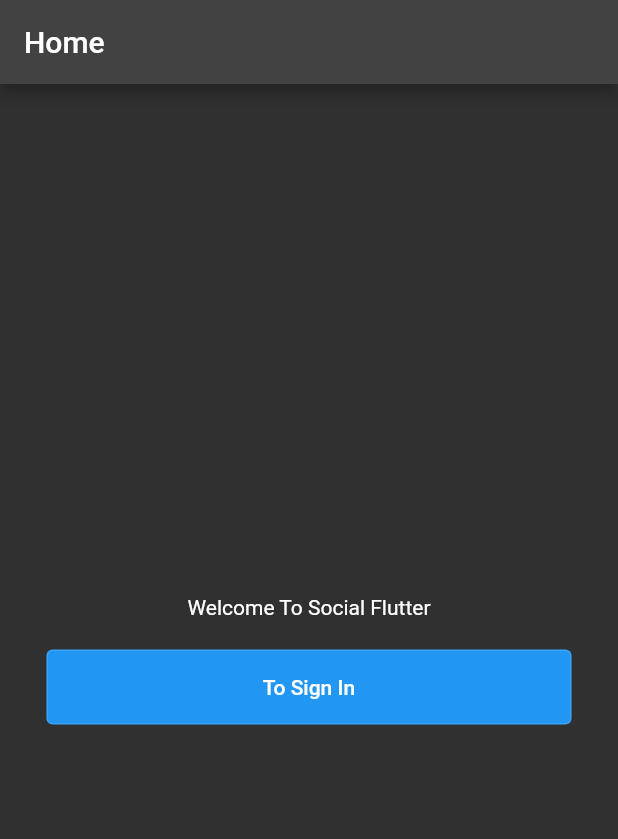
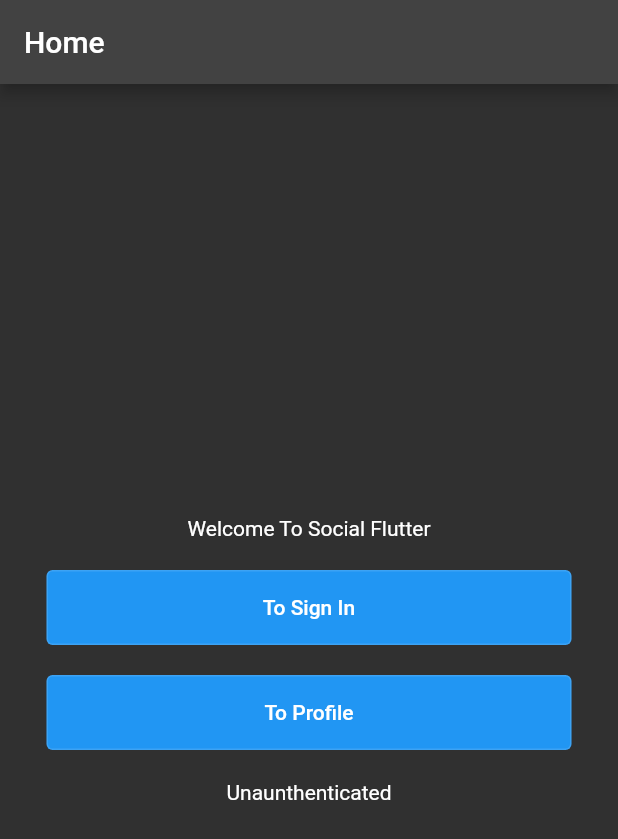
Before and after one commit to RodrigoAlanisFSWD/FlutterSocial, a Flutter app: the screen it shows after launch, on a phone screen of 412 x 824 dp. Shown: the top 839 px of the screen. Run offline on Flutter 3.47's test engine with Material 2 defaults, Android fonts, the phone set to English and light mode, and no system bars; our stand-ins replace bloc, dio, equatable, flutter_bloc, flutter_secure_storage.

Commit message:
Auth Working + User Bloc And Profile Page(Not Finished)

```diff
--- a/lib/bloc/auth/auth.dart
+++ /dev/null
@@ -1,3 +0,0 @@
-export 'auth_bloc.dart';
-export 'auth_event.dart';
-export 'auth_state.dart';
--- a/lib/bloc/auth/auth_event.dart
+++ b/lib/bloc/auth/auth_event.dart
@@ -1,4 +1,4 @@
-import 'package:equatable/equatable.dart';
+part of 'auth_bloc.dart';
 
 abstract class AuthenticationEvent extends Equatable {
   const AuthenticationEvent();
--- a/lib/bloc/auth/auth_state.dart
+++ b/lib/bloc/auth/auth_state.dart
@@ -1,6 +1,8 @@
-import 'package:equatable/equatable.dart';
+part of 'auth_bloc.dart';
 
 abstract class AuthenticationState extends Equatable {
+  const AuthenticationState();
+
   @override
   List<Object> get props => [];
 }
--- a/lib/bloc/login/login_bloc.dart
+++ b/lib/bloc/login/login_bloc.dart
@@ -1,6 +1,5 @@
 import 'package:bloc/bloc.dart';
 import 'package:client/bloc/auth/auth_bloc.dart';
-import 'package:client/bloc/auth/auth_event.dart';
 import 'package:client/repositories/user.dart';
 import 'package:equatable/equatable.dart';
 
--- a/lib/bloc/register/register_bloc.dart
+++ b/lib/bloc/register/register_bloc.dart
@@ -1,6 +1,5 @@
 import 'package:bloc/bloc.dart';
 import 'package:client/bloc/auth/auth_bloc.dart';
-import 'package:client/bloc/auth/auth_event.dart';
 import 'package:client/repositories/user.dart';
 import 'package:equatable/equatable.dart';
 
--- /dev/null
+++ b/lib/bloc/user/user_bloc.dart
@@ -0,0 +1,37 @@
+import 'package:bloc/bloc.dart';
+import 'package:client/models/user.dart';
+import 'package:client/repositories/user.dart';
+import 'package:equatable/equatable.dart';
+
+part 'user_event.dart';
+part 'user_state.dart';
+
+class UserBloc extends Bloc<UserEvent, UserState> {
+  final UserRepositories userRepositories;
+
+  UserBloc({required this.userRepositories}) : super(UserInitial()) {
+    on<LoadUser>(handleLoadUser);
+    on<UnloadUser>(handleUnloadUser);
+  }
+
+  Future<void> handleLoadUser(
+    LoadUser event,
+    Emitter<UserState> emit,
+  ) async {
+    emit(UserLoading());
+
+    try {
+      var user = await userRepositories.getProfile();
+      emit(UserLoaded(user: user));
+    } catch (e) {
+      emit(UserFailure(error: e.toString()));
+    }
+  }
+
+  handleUnloadUser(
+    UnloadUser event,
+    Emitter<UserState> emit,
+  ) {
+    emit(UserInitial());
+  }
+}
--- /dev/null
+++ b/lib/bloc/user/user_event.dart
@@ -0,0 +1,12 @@
+part of 'user_bloc.dart';
+
+abstract class UserEvent extends Equatable {
+  const UserEvent();
+
+  @override
+  List<Object> get props => [];
+}
+
+class LoadUser extends UserEvent {}
+
+class UnloadUser extends UserEvent {}
--- /dev/null
+++ b/lib/bloc/user/user_state.dart
@@ -0,0 +1,30 @@
+part of 'user_bloc.dart';
+
+abstract class UserState extends Equatable {
+  const UserState();
+
+  @override
+  List<Object> get props => [];
+}
+
+class UserInitial extends UserState {}
+
+class UserLoading extends UserState {}
+
+class UserLoaded extends UserState {
+  final User user;
+
+  const UserLoaded({required this.user});
+
+  @override
+  List<Object> get props => [user];
+}
+
+class UserFailure extends UserState {
+  final String error;
+
+  const UserFailure({required this.error});
+
+  @override
+  List<Object> get props => [error];
+}
--- a/lib/main.dart
+++ b/lib/main.dart
@@ -1,25 +1,82 @@
+import 'package:client/bloc/auth/auth_bloc.dart';
+import 'package:client/bloc/login/login_bloc.dart';
+import 'package:client/bloc/register/register_bloc.dart';
+import 'package:client/bloc/user/user_bloc.dart';
+import 'package:client/models/user.dart';
+import 'package:client/repositories/user.dart';
 import 'package:client/screens/home/home.dart';
 import 'package:client/screens/login/login.dart';
+import 'package:client/screens/profile/profile.dart';
 import 'package:client/screens/register/register.dart';
 import 'package:flutter/material.dart';
+import 'package:flutter_bloc/flutter_bloc.dart';
 
 void main() {
-  runApp(const MyApp());
+  final UserRepositories userRepositories = UserRepositories();
+  final AuthenticationBloc authenticationBloc =
+      AuthenticationBloc(userRepositories: userRepositories);
+  runApp(MyApp(
+    userRepositories: userRepositories,
+    authenticationBloc: authenticationBloc,
+  ));
 }
 
-class MyApp extends StatelessWidget {
-  const MyApp({Key? key}) : super(key: key);
+class MyApp extends StatefulWidget {
+  final UserRepositories userRepositories;
+  final AuthenticationBloc authenticationBloc;
+
+  const MyApp(
+      {Key? key,
+      required this.userRepositories,
+      required this.authenticationBloc})
+      : super(key: key);
+
+  @override
+  // ignore: no_logic_in_create_state
+  State<MyApp> createState() => _MyAppState(
+      userRepositories: userRepositories,
+      authenticationBloc: authenticationBloc);
+}
+
+class _MyAppState extends State<MyApp> {
+  final UserRepositories userRepositories;
+  final AuthenticationBloc authenticationBloc;
+
+  _MyAppState(
+      {required this.userRepositories, required this.authenticationBloc});
 
   @override
   Widget build(BuildContext context) {
-    return MaterialApp(
-      title: 'Flutter Demo',
-      theme: ThemeData.dark(),
-      routes: {
-        "/": (context) => const Home(),
-        "/sign-up": (context) => const Register(),
-        "/sign-in": (context) => const Login(),
-      },
+    return MultiBlocProvider(
+      providers: [
+        BlocProvider.value(
+          value: authenticationBloc..add(AppStarted()),
+        ),
+      ],
+      child: MaterialApp(
+        title: 'Flutter Demo',
+        theme: ThemeData.dark(),
+        routes: {
+          "/": (_) => const Home(),
+          "/sign-in": (_) => BlocProvider<LoginBloc>(
+                create: (BuildContext context) => LoginBloc(
+                    userRepositories: userRepositories,
+                    authenticationBloc: authenticationBloc),
+                child: const Login(),
+              ),
+          "/sign-up": (_) => BlocProvider(
+                create: (context) => RegisterBloc(
+                    userRepositories: userRepositories,
+                    authenticationBloc: authenticationBloc),
+                child: const Register(),
+              ),
+          "/profile": (_) => BlocProvider(
+                create: (context) =>
+                    UserBloc(userRepositories: userRepositories),
+                child: const Profile(),
+              )
+        },
+      ),
     );
   }
 }
--- a/lib/models/user.dart
+++ b/lib/models/user.dart
@@ -1,3 +1,12 @@
-class User {
+import 'package:equatable/equatable.dart';
 
+class User extends Equatable {
+  final int id;
+  final String username;
+  final String email;
+
+  const User({required this.id, required this.username, required this.email});
+
+  @override
+  List<Object?> get props => [id, username, email];
 }
--- a/lib/screens/home/home.dart
+++ b/lib/screens/home/home.dart
@@ -1,7 +1,9 @@
+import 'package:client/bloc/auth/auth_bloc.dart';
 import 'package:client/widgets/Button.dart';
 import 'package:flutter/material.dart';
 import 'package:flutter/src/foundation/key.dart';
 import 'package:flutter/src/widgets/framework.dart';
+import 'package:flutter_bloc/flutter_bloc.dart';
 
 class Home extends StatefulWidget {
   const Home({Key? key}) : super(key: key);
@@ -13,6 +15,8 @@ class Home extends StatefulWidget {
 class _HomeState extends State<Home> {
   @override
   Widget build(BuildContext context) {
+    return BlocBuilder<AuthenticationBloc, AuthenticationState>(
+      builder: (context, state) {
         return Scaffold(
           appBar: AppBar(title: const Text("Home")),
           body: Center(
@@ -27,10 +31,24 @@ class _HomeState extends State<Home> {
                   onPressed: () {
                     Navigator.pushNamed(context, "/sign-in");
                   },
-            )
+                ),
+                const Padding(padding: EdgeInsets.all(10)),
+                Button(
+                  size: const Size(350, 50),
+                  text: "To Profile",
+                  onPressed: () {
+                    Navigator.pushNamed(context, "/profile");
+                  },
+                ),
+                const Padding(padding: EdgeInsets.all(10)),
+                Text(state is AuthenticationAuthenticated
+                    ? "Authenticated"
+                    : "Unaunthenticated")
               ],
             ),
           ),
         );
+      },
+    );
   }
 }
```
Also changed, not shown: lib/bloc/auth/auth_bloc.dart (+6 -4 lines), lib/repositories/user.dart (+25 -1 lines), lib/screens/login/login.dart (+10 -6 lines), lib/screens/profile/profile.dart (added, +58 -0 lines), lib/screens/register/register.dart (+6 -3 lines), 3 other files. Lines whose indentation alone changed are shown as unchanged.
